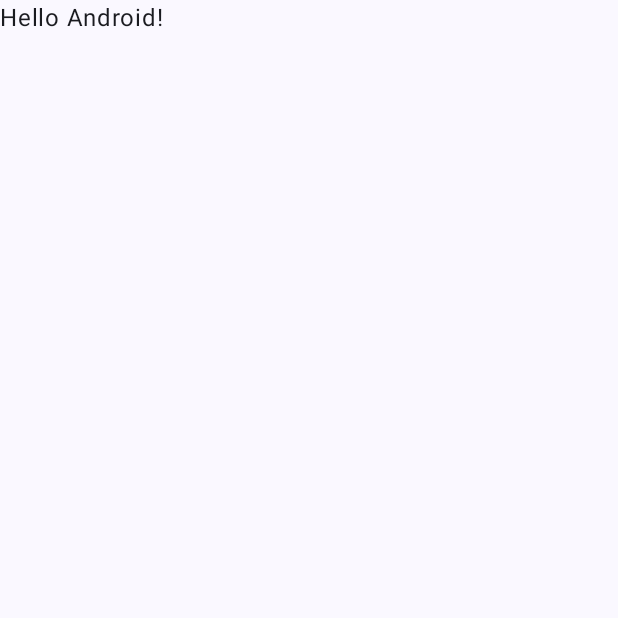
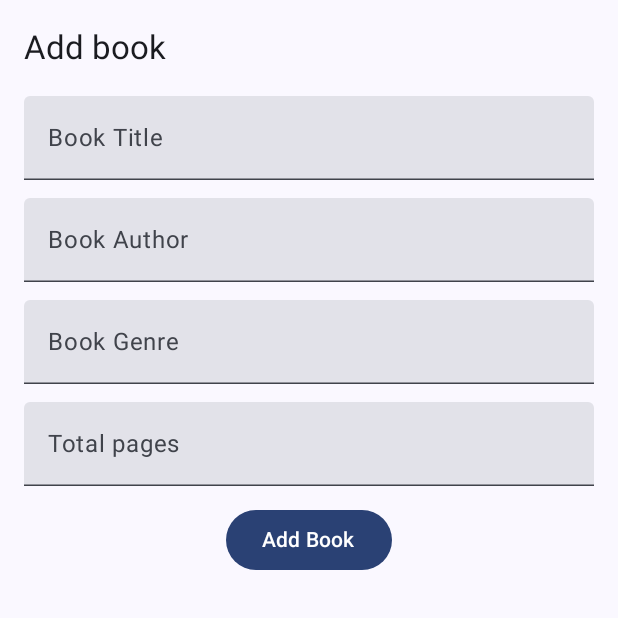
Before and after one commit to b-sass/LibraryManagementSystem, an Android app built with Jetpack Compose: the screen it shows after launch (MainActivity), on a phone screen of 412 x 824 dp, the top half of it. Before the commit the part shown is almost empty. Run offline under Robolectric (Android 15) with nearby library versions, the phone set to English and light mode, and no system bars.

Commit message:
Created a view to add books to the database.

```diff
--- a/app/src/main/java/com/example/bookmanagementsystem/MainActivity.kt
+++ b/app/src/main/java/com/example/bookmanagementsystem/MainActivity.kt
@@ -4,6 +4,7 @@ import android.os.Bundle
 import androidx.activity.ComponentActivity
 import androidx.activity.compose.setContent
 import androidx.activity.enableEdgeToEdge
+import androidx.compose.foundation.layout.Column
 import androidx.compose.foundation.layout.fillMaxSize
 import androidx.compose.foundation.layout.padding
 import androidx.compose.material3.Scaffold
@@ -11,7 +12,9 @@ import androidx.compose.material3.Text
 import androidx.compose.runtime.Composable
 import androidx.compose.ui.Modifier
 import androidx.compose.ui.tooling.preview.Preview
+import androidx.compose.ui.unit.dp
 import com.example.bookmanagementsystem.ui.theme.BookManagementSystemTheme
+import com.example.bookmanagementsystem.view.BookAddView
 
 class MainActivity : ComponentActivity() {
     override fun onCreate(savedInstanceState: Bundle?) {
@@ -19,29 +22,8 @@ class MainActivity : ComponentActivity() {
         enableEdgeToEdge()
         setContent {
             BookManagementSystemTheme {
-                Scaffold(modifier = Modifier.fillMaxSize()) { innerPadding ->
-                    Greeting(
-                        name = "Android",
-                        modifier = Modifier.padding(innerPadding)
-                    )
-                }
+                BookAddView()
             }
         }
     }
 }
-
-@Composable
-fun Greeting(name: String, modifier: Modifier = Modifier) {
-    Text(
-        text = "Hello $name!",
-        modifier = modifier
-    )
-}
-
-@Preview(showBackground = true)
-@Composable
-fun GreetingPreview() {
-    BookManagementSystemTheme {
-        Greeting("Android")
-    }
-}
--- /dev/null
+++ b/app/src/main/java/com/example/bookmanagementsystem/view/BookAddView.kt
@@ -0,0 +1,112 @@
+package com.example.bookmanagementsystem.view
+
+import androidx.compose.foundation.layout.Column
+import androidx.compose.foundation.layout.fillMaxWidth
+import androidx.compose.foundation.layout.padding
+import androidx.compose.foundation.text.KeyboardOptions
+import androidx.compose.material3.Button
+import androidx.compose.material3.ExperimentalMaterial3Api
+import androidx.compose.material3.Scaffold
+import androidx.compose.material3.SnackbarHost
+import androidx.compose.material3.SnackbarHostState
+import androidx.compose.material3.Text
+import androidx.compose.material3.TextField
+import androidx.compose.material3.TopAppBar
+import androidx.compose.runtime.Composable
+import androidx.compose.runtime.getValue
+import androidx.compose.runtime.mutableIntStateOf
+import androidx.compose.runtime.mutableStateOf
+import androidx.compose.runtime.remember
+import androidx.compose.runtime.rememberCoroutineScope
+import androidx.compose.runtime.setValue
+import androidx.compose.ui.Alignment
+import androidx.compose.ui.Modifier
+import androidx.compose.ui.text.input.KeyboardType
+import androidx.compose.ui.unit.dp
+import androidx.core.text.isDigitsOnly
+import kotlinx.coroutines.launch
+
+@OptIn(ExperimentalMaterial3Api::class)
+@Composable
+fun BookAddView() {
+
+    var title by remember { mutableStateOf("") }
+    var author by remember { mutableStateOf("") }
+    var genre by remember { mutableStateOf("") }
+    var totalPages by remember { mutableStateOf("") }
+
+    val scope = rememberCoroutineScope()
+    val snackbarHostState = remember { SnackbarHostState() }
+
+    Scaffold(
+        topBar = {
+            TopAppBar(
+                title = { Text("Add book") }
+            )
+        },
+        snackbarHost = {
+            SnackbarHost(hostState = snackbarHostState)
+        }
+    ) { innerPadding ->
+        Column(
+            modifier = Modifier
+                .padding(innerPadding)
+                .padding(horizontal = 16.dp)
+                .fillMaxWidth(),
+            horizontalAlignment = Alignment.CenterHorizontally
+        ) {
+            TextField(
+                value = title,
+                onValueChange = { title = it },
+                label = { Text("Book Title") },
+                modifier = Modifier.fillMaxWidth().padding(bottom = 12.dp)
+            )
+
+            TextField(
+                value = author,
+                onValueChange = { author = it },
+                label = { Text("Book Author") },
+                modifier = Modifier.fillMaxWidth().padding(bottom = 12.dp)
+            )
+
+            TextField(
+                value = genre,
+                onValueChange = { genre = it },
+                label = { Text("Book Genre") },
+                modifier = Modifier.fillMaxWidth().padding(bottom = 12.dp)
+            )
+
+            TextField(
+                value = totalPages,
+                onValueChange = {
+                    if (it.isDigitsOnly()) { totalPages = it }
+                },
+                keyboardOptions = KeyboardOptions(keyboardType = KeyboardType.Number),
+                label = { Text("Total pages") },
+                modifier = Modifier.fillMaxWidth().padding(bottom = 12.dp)
+            )
+
+            Button(
+                onClick = {
+                    if (listOf(title, author, totalPages).any { s -> s.isEmpty() }) {
+                            scope.launch {
+                                snackbarHostState.showSnackbar("Title, Author, and Total Pages fields cannot be empty.")
+                            }
+                        }
+                    else {
+                        title = ""
+                        author = ""
+                        genre = ""
+                        totalPages = ""
+                        scope.launch {
+                            snackbarHostState.showSnackbar("Book added to library.")
+                        }
+                    }
+                },
+
+            ) {
+                Text("Add Book")
+            }
+        }
+    }
+}
```
